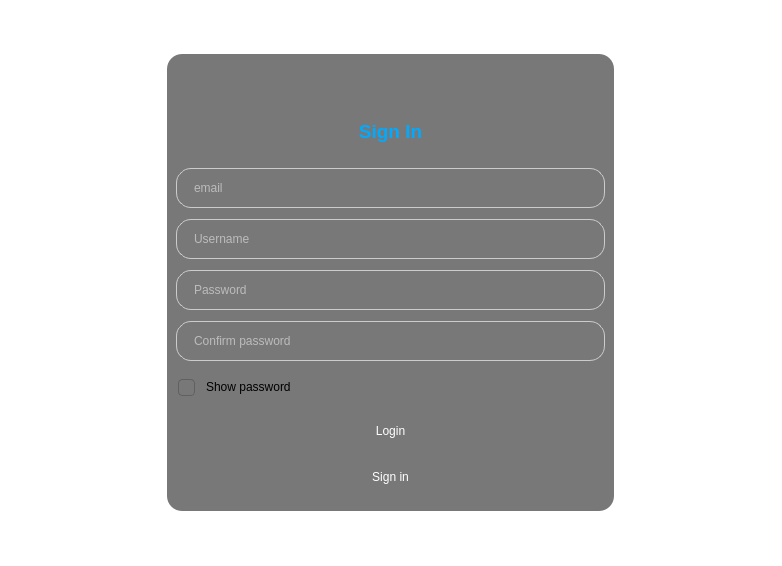
Qt form signuppage.ui (TONI7008/simpleCloud) before a commit.
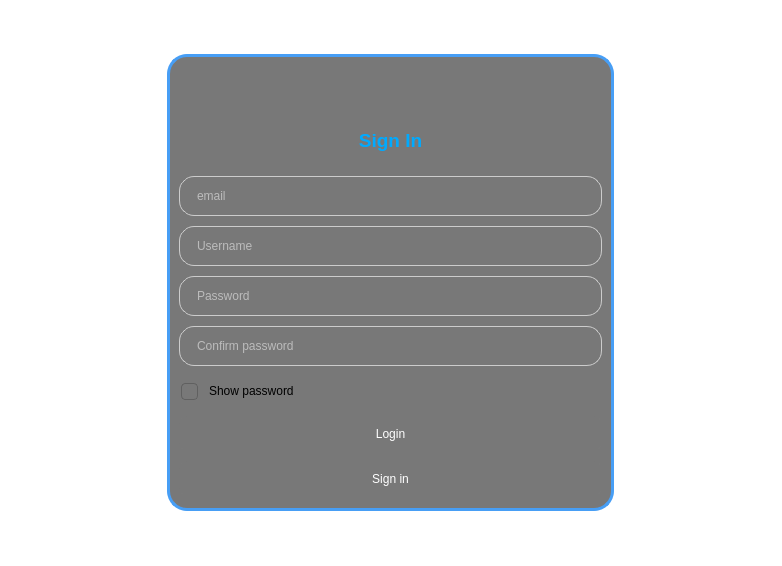
The same form after that commit. Icons and pictures are not drawn. Custom widgets are drawn as their Qt base class.

What changed in the file:
```diff
--- a/signuppage.ui
+++ b/signuppage.ui
@@ -26,7 +26,8 @@
 
 #signUpFrame {
 background:rgba(30,30,30,0.6);
-border-radius:15px;
+border-radius:20px;
+border:3px solid rgb(71,158,245);
 }
 QLineEdit {
     background: rgba(120, 120, 120, 0.5);
@@ -62,124 +63,13 @@
 QPushButton:pressed {
     background-color: rgba(70, 158, 245, 0.6);
 }
-
-</string>
-  </property>
-  <layout class="QGridLayout" name="gridLayout">
-   <item row="0" column="0">
-    <widget class="QFrame" name="signUpFrame">
-     <property name="maximumSize">
-      <size>
-       <width>447</width>
-       <height>457</height>
-      </size>
-     </property>
-     <property name="frameShape">
-      <enum>QFrame::Shape::StyledPanel</enum>
-     </property>
-     <property name="frameShadow">
-      <enum>QFrame::Shadow::Raised</enum>
-     </property>
-     <layout class="QGridLayout" name="gridLayout_2">
-      <property name="topMargin">
-       <number>5</number>
-      </property>
-      <property name="bottomMargin">
-       <number>5</number>
-      </property>
-      <item row="7" column="0" colspan="2">
-       <widget class="QPushButton" name="loginButton">
-        <property name="minimumSize">
-         <size>
-          <width>0</width>
-          <height>35</height>
-         </size>
-        </property>
-        <property name="styleSheet">
-         <string notr="true"/>
-        </property>
-        <property name="text">
-         <string>Login</string>
-        </property>
-        <property name="shortcut">
-         <string>Return</string>
-        </property>
-       </widget>
-      </item>
-      <item row="5" column="0" colspan="2">
-       <widget class="QLineEdit" name="password2">
-        <property name="minimumSize">
-         <size>
-          <width>0</width>
-          <height>40</height>
-         </size>
-        </property>
-        <property name="styleSheet">
-         <string notr="true"/>
-        </property>
-        <property name="placeholderText">
-         <string>Confirm password</string>
-        </property>
-       </widget>
-      </item>
-      <item row="4" column="0" colspan="2">
-       <widget class="QLineEdit" name="password">
-        <property name="minimumSize">
-         <size>
-          <width>0</width>
-          <height>40</height>
-         </size>
-        </property>
-        <property name="styleSheet">
-         <string notr="true"/>
-        </property>
-        <property name="placeholderText">
-         <string>Password</string>
-        </property>
-       </widget>
-      </item>
-      <item row="2" column="0" colspan="2">
-       <widget class="QLineEdit" name="email">
-        <property name="minimumSize">
-         <size>
-          <width>0</width>
-          <height>40</height>
-         </size>
-        </property>
-        <property name="styleSheet">
-         <string notr="true"/>
-        </property>
-        <property name="placeholderText">
-         <string>email</string>
-        </property>
-       </widget>
-      </item>
-      <item row="6" column="0" colspan="2">
-       <widget class="QCheckBox" name="showCheckbox">
-        <property name="minimumSize">
-         <size>
-          <width>0</width>
-          <height>30</height>
-         </size>
-        </property>
-        <property name="maximumSize">
-         <size>
-          <width>16777215</width>
-          <height>30</height>
-         </size>
-        </property>
-        <property name="autoFillBackground">
-         <bool>false</bool>
-        </property>
-        <property name="styleSheet">
-         <string notr="true">QCheckBox,
+QCheckBox,
 QLabel,
 QAbstractCheckBox,
 QTreeView::indicator,
 QRadioButton {
     padding: 0px;
-    font-style: 12pt &quot;Noto Sans&quot;;
-	background:transparent;
+    font-style: normal;
 }
 
 QCheckBox {
@@ -219,7 +109,7 @@
 QTreeView::indicator:checked {
     background-color: #60cdff;
     border: 1px solid #60cdff;
-    image: url(:/Ressources/CheckBox.svg);
+    image: url(:/ressources/CheckBox.svg);
 }
 
 QGroupBox::indicator:checked:hover,
@@ -236,7 +126,7 @@
 QTreeView::indicator:checked:pressed {
     background-color: #53aad2;
     border: 1px solid #53aad2;
-    image: url(:/Ressources/CheckBoxPressed.svg);
+    image: url(:/ressources/CheckBoxPressed.svg);
 }
 
 QCheckBox::indicator:indeterminate,
@@ -245,7 +135,7 @@
 QTableView::indicator:indeterminate {
     background-color: #60cdff;
     border: 1px solid #60cdff;
-    image: url(:/Ressources/CheckBoxInterminate.svg);
+    image: url(:/ressources/CheckBoxInterminate.svg);
 }
 
 QCheckBox::indicator:indeterminate:hover,
@@ -262,7 +152,7 @@
 QTableView::indicator:indeterminate:pressed {
     background-color: #53aad2;
     border: 1px solid #53aad2;
-    image: url(:/Ressources/CheckBoxInterminatePressed.svg);
+    image: url(:/ressources/CheckBoxInterminatePressed.svg);
 }
 
 QCheckBox::indicator:indeterminate:disabled,
@@ -271,7 +161,7 @@
 QTableView::indicator:indeterminate:disabled {
     border: 1px solid #404040;
     background-color: #404040;
-    image: url(:/Ressources/CheckBoxInterminatePressed.svg);
+    image: url(:/ressources/CheckBoxInterminatePressed.svg);
 }
 
 QGroupBox::indicator:checked:disabled,
@@ -280,7 +170,7 @@
 QTreeView::indicator:checked:disabled {
     border: 1px solid #404040;
     background-color: #404040;
-    image: url(:/Ressources/CheckBoxPressed.svg); 
+    image: url(:/ressources/CheckBoxPressed.svg); 
 }
 
 QGroupBox::indicator:disabled,
@@ -289,7 +179,119 @@
 QTreeView::indicator:disabled {
     border: 1px solid #404040;
     background-color: rgba(255, 255, 255, 0);
-}</string>
+}
+
+
+</string>
+  </property>
+  <layout class="QGridLayout" name="gridLayout">
+   <item row="0" column="0">
+    <widget class="QFrame" name="signUpFrame">
+     <property name="maximumSize">
+      <size>
+       <width>447</width>
+       <height>457</height>
+      </size>
+     </property>
+     <property name="frameShape">
+      <enum>QFrame::Shape::StyledPanel</enum>
+     </property>
+     <property name="frameShadow">
+      <enum>QFrame::Shadow::Raised</enum>
+     </property>
+     <layout class="QGridLayout" name="gridLayout_2">
+      <property name="topMargin">
+       <number>5</number>
+      </property>
+      <property name="bottomMargin">
+       <number>5</number>
+      </property>
+      <item row="7" column="0" colspan="2">
+       <widget class="QPushButton" name="loginButton">
+        <property name="minimumSize">
+         <size>
+          <width>0</width>
+          <height>35</height>
+         </size>
+        </property>
+        <property name="styleSheet">
+         <string notr="true"/>
+        </property>
+        <property name="text">
+         <string>Login</string>
+        </property>
+        <property name="shortcut">
+         <string>Return</string>
+        </property>
+       </widget>
+      </item>
+      <item row="5" column="0" colspan="2">
+       <widget class="QLineEdit" name="password2">
+        <property name="minimumSize">
+         <size>
+          <width>0</width>
+          <height>40</height>
+         </size>
+        </property>
+        <property name="styleSheet">
+         <string notr="true"/>
+        </property>
+        <property name="placeholderText">
+         <string>Confirm password</string>
+        </property>
+       </widget>
+      </item>
+      <item row="4" column="0" colspan="2">
+       <widget class="QLineEdit" name="password">
+        <property name="minimumSize">
+         <size>
+          <width>0</width>
+          <height>40</height>
+         </size>
+        </property>
+        <property name="styleSheet">
+         <string notr="true"/>
+        </property>
+        <property name="placeholderText">
+         <string>Password</string>
+        </property>
+       </widget>
+      </item>
+      <item row="2" column="0" colspan="2">
+       <widget class="QLineEdit" name="email">
+        <property name="minimumSize">
+         <size>
+          <width>0</width>
+          <height>40</height>
+         </size>
+        </property>
+        <property name="styleSheet">
+         <string notr="true"/>
+        </property>
+        <property name="placeholderText">
+         <string>email</string>
+        </property>
+       </widget>
+      </item>
+      <item row="6" column="0" colspan="2">
+       <widget class="QCheckBox" name="showCheckbox">
+        <property name="minimumSize">
+         <size>
+          <width>0</width>
+          <height>30</height>
+         </size>
+        </property>
+        <property name="maximumSize">
+         <size>
+          <width>16777215</width>
+          <height>30</height>
+         </size>
+        </property>
+        <property name="autoFillBackground">
+         <bool>false</bool>
+        </property>
+        <property name="styleSheet">
+         <string notr="true"/>
         </property>
         <property name="text">
          <string>Show password</string>
@@ -354,13 +356,19 @@
        </widget>
       </item>
       <item row="0" column="1">
-       <widget class="QToolButton" name="toolButton">
+       <widget class="HoverButton" name="closeButton">
         <property name="minimumSize">
          <size>
           <width>32</width>
           <height>32</height>
          </size>
         </property>
+        <property name="maximumSize">
+         <size>
+          <width>40</width>
+          <height>40</height>
+         </size>
+        </property>
         <property name="styleSheet">
          <string notr="true">background:transparent;
 border:none;</string>
@@ -385,6 +393,23 @@
    </item>
   </layout>
  </widget>
+ <customwidgets>
+  <customwidget>
+   <class>HoverButton</class>
+   <extends>QPushButton</extends>
+   <header>hoverbutton.h</header>
+  </customwidget>
+ </customwidgets>
+ <tabstops>
+  <tabstop>email</tabstop>
+  <tabstop>username</tabstop>
+  <tabstop>password</tabstop>
+  <tabstop>password2</tabstop>
+  <tabstop>showCheckbox</tabstop>
+  <tabstop>loginButton</tabstop>
+  <tabstop>signButton</tabstop>
+  <tabstop>closeButton</tabstop>
+ </tabstops>
  <resources>
   <include location="icons.qrc"/>
  </resources>
```
